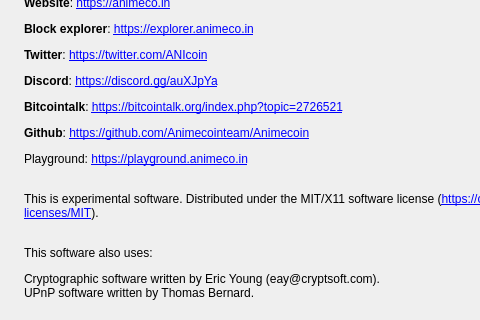
Animecointeam/Animecoin, file src/qt/forms/aboutdialog.ui: the form before one commit; both pictures show x 0 to 480 and y 150 to 470 of the 581 by 564 pixel window.
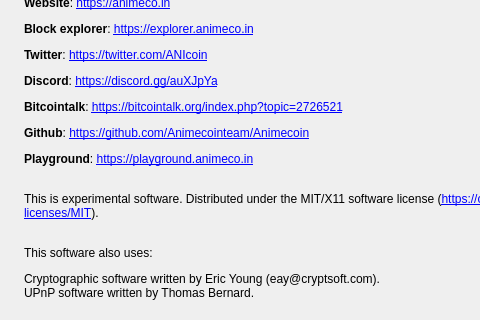
The form after the commit. Icons and pictures are not drawn.

Diff of the .ui file:
```diff
--- a/src/qt/forms/aboutdialog.ui
+++ b/src/qt/forms/aboutdialog.ui
@@ -125,7 +125,7 @@
         <cursorShape>IBeamCursor</cursorShape>
        </property>
        <property name="text">
-	<string>&lt;html&gt;&lt;head/&gt;&lt;body&gt;&lt;p&gt;&lt;span style=&quot; font-weight:600;&quot;&gt;&lt;br/&gt;Website&lt;/span&gt;: &lt;a href=&quot;https://animeco.in&quot;&gt;&lt;span style=&quot; text-decoration: underline; color:#0000ff;&quot;&gt;https://animeco.in&lt;/span&gt;&lt;/a&gt;&lt;/p&gt;&lt;p&gt;&lt;span style=&quot; font-weight:600;&quot;&gt;Block explorer&lt;/span&gt;: &lt;a href=&quot;https://explorer.animeco.in&quot;&gt;&lt;span style=&quot; text-decoration: underline; color:#0000ff;&quot;&gt;https://explorer.animeco.in&lt;/span&gt;&lt;/a&gt;&lt;/p&gt;&lt;p&gt;&lt;span style=&quot; font-weight:600;&quot;&gt;Twitter&lt;/span&gt;: &lt;a href=&quot;https://twitter.com/ANIcoin&quot;&gt;&lt;span style=&quot; text-decoration: underline; color:#0000ff;&quot;&gt;https://twitter.com/ANIcoin&lt;/span&gt;&lt;/a&gt;&lt;/p&gt;&lt;p&gt;&lt;span style=&quot; font-weight:600;&quot;&gt;Discord&lt;/span&gt;: &lt;a href=&quot;https://discord.gg/auXJpYa&quot;&gt;&lt;span style=&quot; text-decoration: underline; color:#0000ff;&quot;&gt;https://discord.gg/auXJpYa&lt;/span&gt;&lt;/a&gt;&lt;/p&gt;&lt;p&gt;&lt;span style=&quot; font-weight:600;&quot;&gt;Bitcointalk&lt;/span&gt;: &lt;a href=&quot;https://bitcointalk.org/index.php?topic=2726521&quot;&gt;&lt;span style=&quot; text-decoration: underline; color:#0000ff;&quot;&gt;https://bitcointalk.org/index.php?topic=2726521&lt;/span&gt;&lt;/a&gt;&lt;/p&gt;&lt;p&gt;&lt;span style=&quot; font-weight:600;&quot;&gt;Github&lt;/span&gt;: &lt;a href=&quot;https://github.com/Animecointeam/Animecoin&quot;&gt;&lt;span style=&quot; text-decoration: underline; color:#0000ff;&quot;&gt;https://github.com/Animecointeam/Animecoin&lt;/span&gt;&lt;/a&gt;&lt;/p&gt;&lt;p&gt;Playground: &lt;a href=&quot;https://playground.animeco.in&quot;&gt;&lt;span style=&quot; text-decoration: underline; color:#0000ff;&quot;&gt;https://playground.animeco.in&lt;/span&gt;&lt;/a&gt;&lt;/p&gt;&lt;p&gt;&lt;br/&gt;This is experimental software. Distributed under the MIT/X11 software license (&lt;a href=&quot;https://opensource.org/licenses/MIT&quot;&gt;&lt;span style=&quot; text-decoration: underline; color:#0000ff;&quot;&gt;https://opensource.org/licenses/MIT&lt;/span&gt;&lt;/a&gt;).&lt;br/&gt;&lt;/p&gt;&lt;p&gt;This software also uses:&lt;/p&gt;&lt;p&gt;Cryptographic software written by Eric Young (eay@cryptsoft.com).&lt;br/&gt;UPnP software written by Thomas Bernard.&lt;/p&gt;&lt;/body&gt;&lt;/html&gt;</string>
+	<string>&lt;html&gt;&lt;head/&gt;&lt;body&gt;&lt;p&gt;&lt;span style=&quot; font-weight:600;&quot;&gt;&lt;br/&gt;Website&lt;/span&gt;: &lt;a href=&quot;https://animeco.in&quot;&gt;&lt;span style=&quot; text-decoration: underline; color:#0000ff;&quot;&gt;https://animeco.in&lt;/span&gt;&lt;/a&gt;&lt;/p&gt;&lt;p&gt;&lt;span style=&quot; font-weight:600;&quot;&gt;Block explorer&lt;/span&gt;: &lt;a href=&quot;https://explorer.animeco.in&quot;&gt;&lt;span style=&quot; text-decoration: underline; color:#0000ff;&quot;&gt;https://explorer.animeco.in&lt;/span&gt;&lt;/a&gt;&lt;/p&gt;&lt;p&gt;&lt;span style=&quot; font-weight:600;&quot;&gt;Twitter&lt;/span&gt;: &lt;a href=&quot;https://twitter.com/ANIcoin&quot;&gt;&lt;span style=&quot; text-decoration: underline; color:#0000ff;&quot;&gt;https://twitter.com/ANIcoin&lt;/span&gt;&lt;/a&gt;&lt;/p&gt;&lt;p&gt;&lt;span style=&quot; font-weight:600;&quot;&gt;Discord&lt;/span&gt;: &lt;a href=&quot;https://discord.gg/auXJpYa&quot;&gt;&lt;span style=&quot; text-decoration: underline; color:#0000ff;&quot;&gt;https://discord.gg/auXJpYa&lt;/span&gt;&lt;/a&gt;&lt;/p&gt;&lt;p&gt;&lt;span style=&quot; font-weight:600;&quot;&gt;Bitcointalk&lt;/span&gt;: &lt;a href=&quot;https://bitcointalk.org/index.php?topic=2726521&quot;&gt;&lt;span style=&quot; text-decoration: underline; color:#0000ff;&quot;&gt;https://bitcointalk.org/index.php?topic=2726521&lt;/span&gt;&lt;/a&gt;&lt;/p&gt;&lt;p&gt;&lt;span style=&quot; font-weight:600;&quot;&gt;Github&lt;/span&gt;: &lt;a href=&quot;https://github.com/Animecointeam/Animecoin&quot;&gt;&lt;span style=&quot; text-decoration: underline; color:#0000ff;&quot;&gt;https://github.com/Animecointeam/Animecoin&lt;/span&gt;&lt;/a&gt;&lt;/p&gt;&lt;p&gt;&lt;span style=&quot; font-weight:700;&quot;&gt;Playground&lt;/span&gt;: &lt;a href=&quot;https://playground.animeco.in&quot;&gt;&lt;span style=&quot; text-decoration: underline; color:#0000ff;&quot;&gt;https://playground.animeco.in&lt;/span&gt;&lt;/a&gt;&lt;/p&gt;&lt;p&gt;&lt;br/&gt;This is experimental software. Distributed under the MIT/X11 software license (&lt;a href=&quot;https://opensource.org/licenses/MIT&quot;&gt;&lt;span style=&quot; text-decoration: underline; color:#0000ff;&quot;&gt;https://opensource.org/licenses/MIT&lt;/span&gt;&lt;/a&gt;).&lt;br/&gt;&lt;/p&gt;&lt;p&gt;This software also uses:&lt;/p&gt;&lt;p&gt;Cryptographic software written by Eric Young (eay@cryptsoft.com).&lt;br/&gt;UPnP software written by Thomas Bernard.&lt;/p&gt;&lt;/body&gt;&lt;/html&gt;</string>
        </property>
        <property name="scaledContents">
         <bool>false</bool>
```
Left out of the diff: 22 changed lines with no effect on the pictures.
